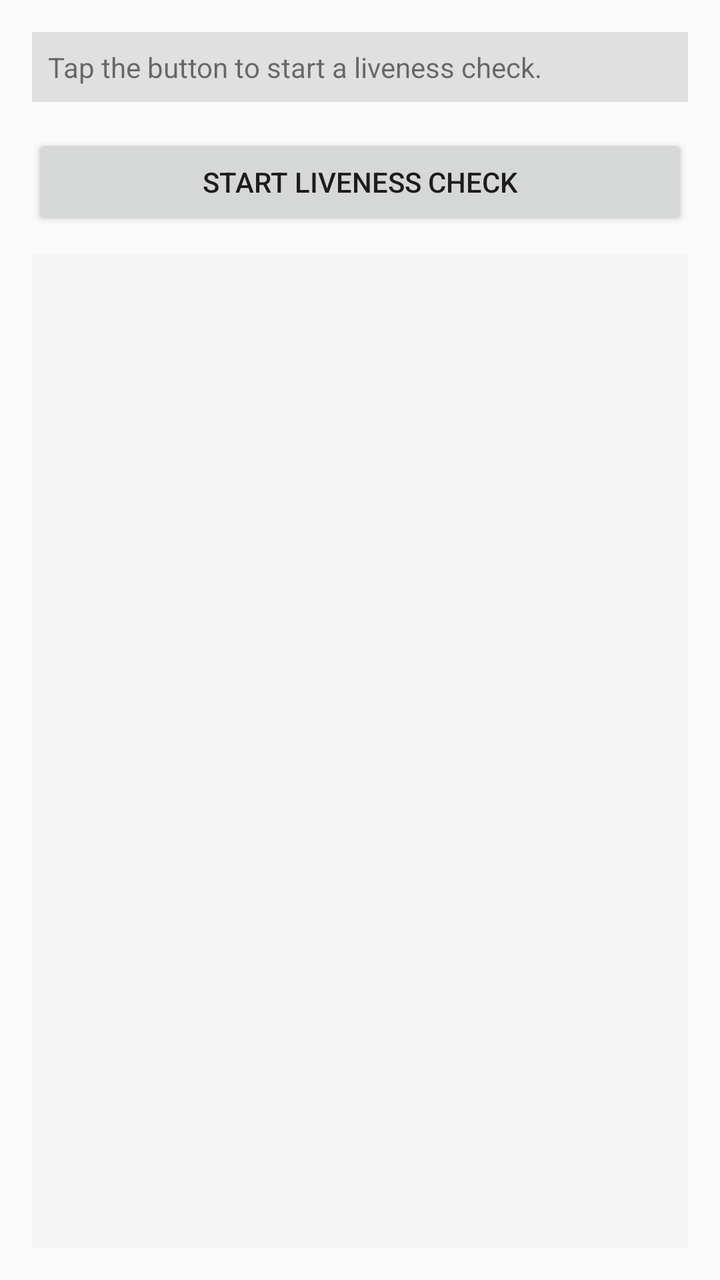
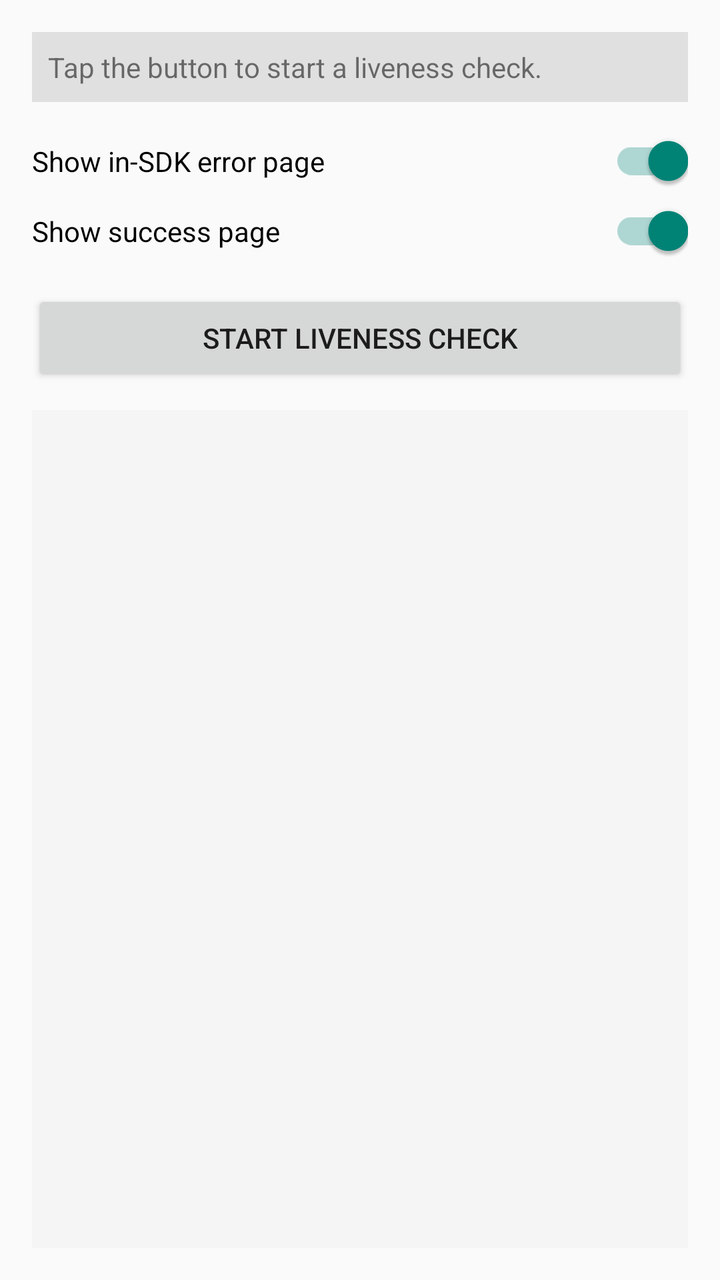

The first picture is an Android layout as it rendered before a commit; the second is the same layout after the commit. The layout source and the unified diff follow.
<!-- AndroidManifest.xml: application theme Theme.AppCompat.Light.DarkActionBar -->
<!-- res/layout/activity_main.xml -->
<?xml version="1.0" encoding="utf-8"?>
<LinearLayout xmlns:android="http://schemas.android.com/apk/res/android"
    android:layout_width="match_parent"
    android:layout_height="match_parent"
    android:orientation="vertical"
    android:padding="16dp">

    <TextView
        android:id="@+id/statusText"
        android:layout_width="match_parent"
        android:layout_height="wrap_content"
        android:text="Tap the button to start a liveness check."
        android:textSize="14sp"
        android:padding="8dp"
        android:background="#E0E0E0"
        android:layout_marginBottom="16dp" />

    <Button
        android:id="@+id/startLivenessButton"
        android:layout_width="match_parent"
        android:layout_height="wrap_content"
        android:text="Start Liveness Check"
        android:layout_marginBottom="12dp" />

    <TextView
        android:id="@+id/resultLabel"
        android:layout_width="match_parent"
        android:layout_height="0dp"
        android:layout_weight="1"
        android:minHeight="100dp"
        android:padding="12dp"
        android:background="#F5F5F5"
        android:textSize="13sp"
        android:fontFamily="monospace"
        android:gravity="top" />

</LinearLayout>
<!-- resources referenced by this layout -->
<resources>

</resources>

<!-- the commit's change to res/layout/activity_main.xml (unified diff, before → after) -->
@@ -13,6 +13,22 @@
         android:textSize="14sp"
         android:padding="8dp"
         android:background="#E0E0E0"
+        android:layout_marginBottom="16dp" />
+
+    <androidx.appcompat.widget.SwitchCompat
+        android:id="@+id/showErrorSwitch"
+        android:layout_width="match_parent"
+        android:layout_height="wrap_content"
+        android:text="Show in-SDK error page"
+        android:checked="true"
+        android:layout_marginBottom="8dp" />
+
+    <androidx.appcompat.widget.SwitchCompat
+        android:id="@+id/showSuccessSwitch"
+        android:layout_width="match_parent"
+        android:layout_height="wrap_content"
+        android:text="Show success page"
+        android:checked="true"
         android:layout_marginBottom="16dp" />
 
     <Button
